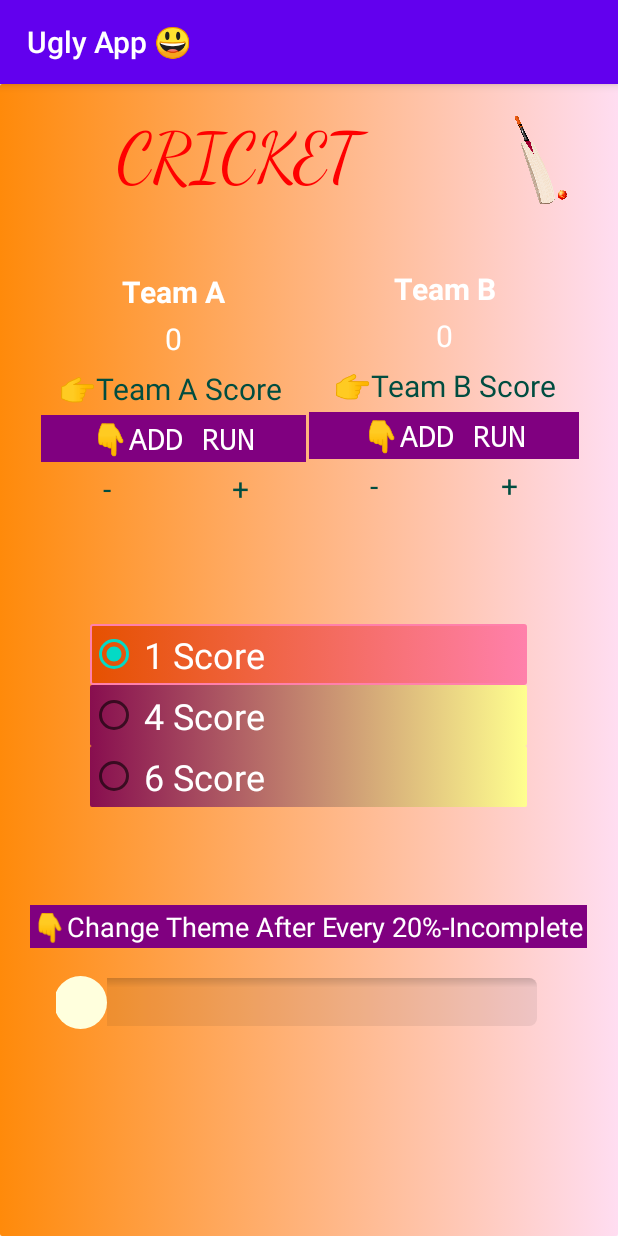
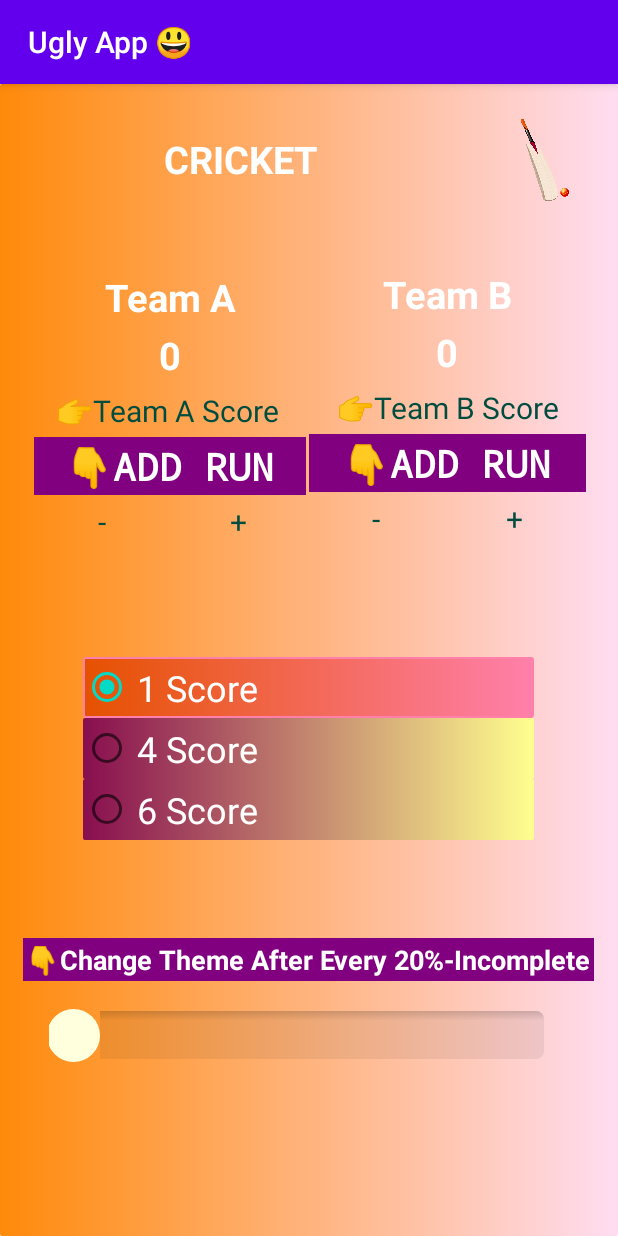
Before and after one commit to KangNavneet/simplifiedScorekeeper, an Android app: the screen it shows after launch (MainActivity), on a phone screen of 412 x 824 dp. Run offline under Robolectric (Android 15) with nearby library versions, the phone set to English and light mode, and no system bars.

Commit message:
Ugly App

```diff
--- a/app/src/main/res/layout/activity_main.xml
+++ b/app/src/main/res/layout/activity_main.xml
@@ -24,10 +24,6 @@
                 android:layout_height="wrap_content"
                 android:gravity="center"
                 android:text="CRICKET"
-                android:textSize="45dp"
-                android:padding="15dp"
-                android:textColor="#f00"
-                android:fontFamily="cursive"
                 android:layout_weight="1"
                 />
 
@@ -66,21 +62,17 @@
                     <TextView
                         android:layout_width="match_parent"
                         android:layout_height="wrap_content"
-                        android:gravity="center"
-                        android:textStyle="bold"
                         android:text="Team A" />
 
                     <TextView
                         android:id="@+id/teamAScore"
                         android:layout_width="match_parent"
                         android:layout_height="wrap_content"
-                        android:gravity="center"
                         android:text="0" />
                     <Button
 
                         android:layout_width="match_parent"
                         android:layout_height="wrap_content"
-                        android:gravity="center"
                         android:text="👉Team A Score " />
 
                     <TextView
@@ -132,21 +124,18 @@
                         android:layout_height="wrap_content"
                         android:gravity="center"
                         android:text="Team B"
-                        android:textStyle="bold"
                         />
 
 
                     <TextView
                         android:layout_width="match_parent"
                         android:layout_height="wrap_content"
-                        android:gravity="center"
                         android:id="@+id/teamBScore"
                         android:text="0" />
                     <Button
                         android:id="@+id/active_teamB"
                         android:layout_width="match_parent"
                         android:layout_height="wrap_content"
-                        android:gravity="center"
                         android:text="👉Team B Score" />
                     <TextView
                         android:layout_width="match_parent"
--- a/app/src/main/res/values/styles.xml
+++ b/app/src/main/res/values/styles.xml
@@ -15,8 +15,11 @@
 
     <style name="TextView" parent="android:Widget.TextView">
         <item name="android:textColor">#ffffff</item>
-        <item name="android:textSize">20sp</item>
+        <item name="android:textSize">25sp</item>
         <item name="android:padding">2dp</item>
+        <item name="android:gravity">center</item>
+        <item name="android:textStyle">bold</item>
+
 
     </style>
     <style name="ButtonStyle" parent="android:Widget.Button">
@@ -24,6 +27,7 @@
         <item name="android:textColor">#004d40</item>
         <item name="android:textSize">20sp</item>
         <item name="android:padding">4dp</item>
+        <item name="android:gravity">center</item>
 
     </style>
     <style name="radioButtonStyle" parent="android:Widget.CompoundButton.RadioButton">
```
